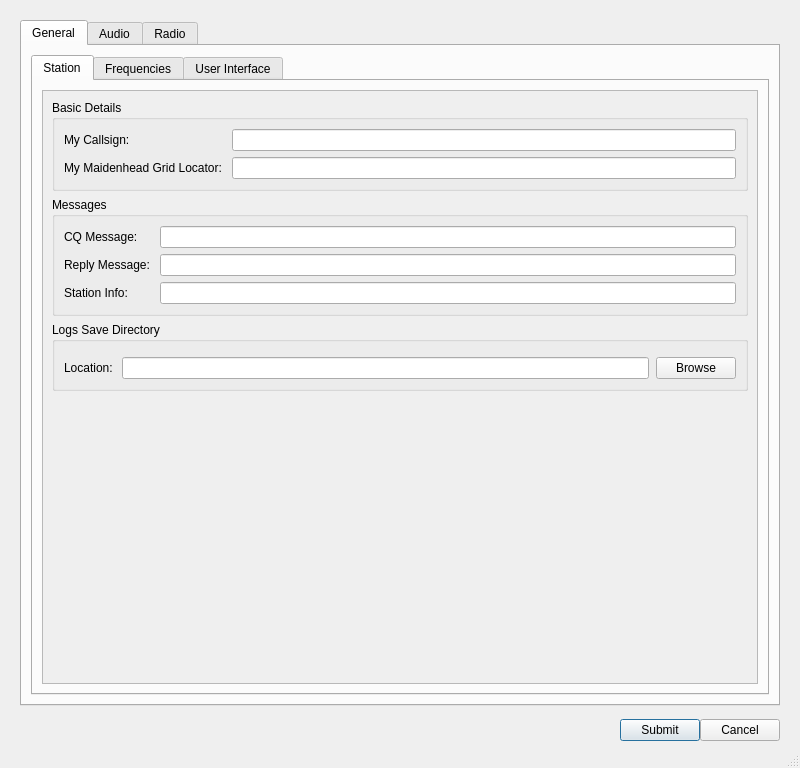
This is src/ui/dialogsettings.ui in GekkoFyre/small-world-deluxe as Qt 5 draws it before an edit. The edited form follows.
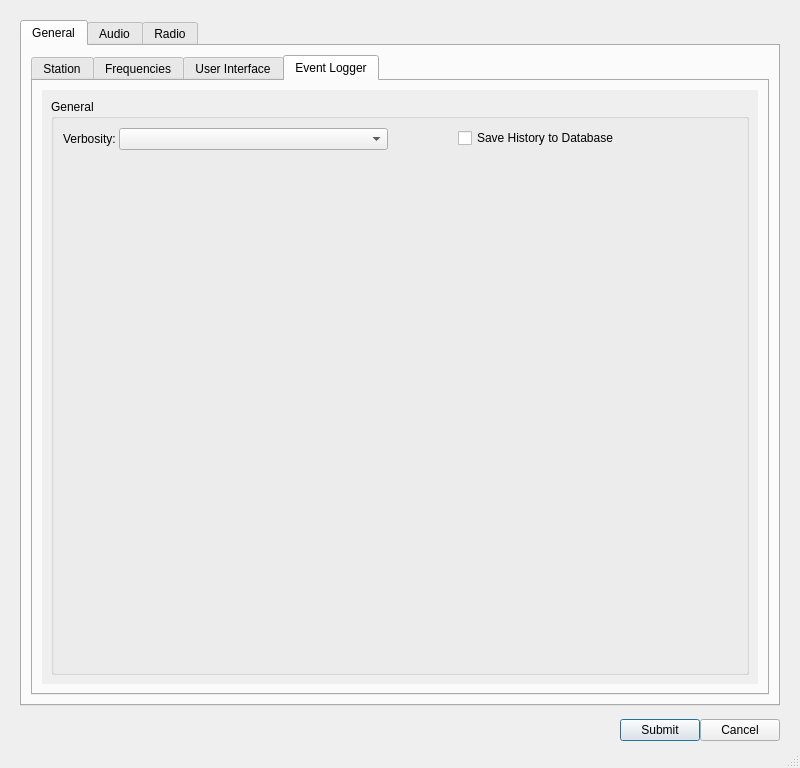
This is the edited form. The open tabs and pages were chosen to show the change.

Commit message: * Made some changes to both the Settings and Audio Playback/Recording dialogs.

What changed in the file:
```diff
--- a/src/ui/dialogsettings.ui
+++ b/src/ui/dialogsettings.ui
@@ -133,9 +133,6 @@
                      </sizepolicy>
                     </property>
                     <layout class="QVBoxLayout" name="verticalLayout_19">
-                     <item>
-                      <layout class="QFormLayout" name="formLayout_17"/>
-                     </item>
                      <item>
                       <widget class="QGroupBox" name="groupBox_general_rig_basic_details">
                        <property name="title">
@@ -218,14 +215,14 @@
                         <string>Logs Save Directory</string>
                        </property>
                        <layout class="QFormLayout" name="formLayout_5">
-                        <item row="1" column="0">
+                        <item row="0" column="0">
                          <widget class="QLabel" name="label_audio_logs_save_dir">
                           <property name="text">
                            <string>Location: </string>
                           </property>
                          </widget>
                         </item>
-                        <item row="1" column="1">
+                        <item row="0" column="1">
                          <widget class="QFrame" name="frame_audio_location_power">
                           <property name="sizePolicy">
                            <sizepolicy hsizetype="MinimumExpanding" vsizetype="Preferred">
@@ -281,9 +278,6 @@
                           </layout>
                          </widget>
                         </item>
-                        <item row="0" column="1">
-                         <layout class="QFormLayout" name="formLayout_21"/>
-                        </item>
                        </layout>
                       </widget>
                      </item>
@@ -1805,6 +1799,144 @@
                  </item>
                 </layout>
                </widget>
+               <widget class="QWidget" name="tab_general_event_logger">
+                <attribute name="title">
+                 <string>Event Logger</string>
+                </attribute>
+                <layout class="QVBoxLayout" name="verticalLayout_48">
+                 <item>
+                  <widget class="QScrollArea" name="scrollArea_4">
+                   <property name="frameShape">
+                    <enum>QFrame::NoFrame</enum>
+                   </property>
+                   <property name="frameShadow">
+                    <enum>QFrame::Plain</enum>
+                   </property>
+                   <property name="horizontalScrollBarPolicy">
+                    <enum>Qt::ScrollBarAlwaysOff</enum>
+                   </property>
+                   <property name="widgetResizable">
+                    <bool>true</bool>
+                   </property>
+                   <widget class="QWidget" name="scrollAreaWidgetContents_3">
+                    <property name="geometry">
+                     <rect>
+                      <x>0</x>
+                      <y>0</y>
+                      <width>744</width>
+                      <height>623</height>
+                     </rect>
+                    </property>
+                    <layout class="QVBoxLayout" name="verticalLayout_49">
+                     <item>
+                      <widget class="QGroupBox" name="groupBox_event_logger_general">
+                       <property name="title">
+                        <string>General</string>
+                       </property>
+                       <layout class="QHBoxLayout" name="horizontalLayout_20">
+                        <item>
+                         <widget class="QFrame" name="frame_event_logger_general_left">
+                          <property name="sizePolicy">
+                           <sizepolicy hsizetype="Preferred" vsizetype="Preferred">
+                            <horstretch>50</horstretch>
+                            <verstretch>0</verstretch>
+                           </sizepolicy>
+                          </property>
+                          <property name="frameShape">
+                           <enum>QFrame::NoFrame</enum>
+                          </property>
+                          <property name="frameShadow">
+                           <enum>QFrame::Plain</enum>
+                          </property>
+                          <layout class="QFormLayout" name="formLayout_17">
+                           <property name="horizontalSpacing">
+                            <number>0</number>
+                           </property>
+                           <property name="leftMargin">
+                            <number>0</number>
+                           </property>
+                           <property name="topMargin">
+                            <number>0</number>
+                           </property>
+                           <property name="bottomMargin">
+                            <number>0</number>
+                           </property>
+                           <item row="0" column="0">
+                            <widget class="QLabel" name="label_event_logger_general_verbosity">
+                             <property name="text">
+                              <string>Verbosity: </string>
+                             </property>
+                            </widget>
+                           </item>
+                           <item row="0" column="1">
+                            <widget class="QComboBox" name="comboBox_event_logger_general_verbosity">
+                             <property name="sizePolicy">
+                              <sizepolicy hsizetype="MinimumExpanding" vsizetype="Fixed">
+                               <horstretch>0</horstretch>
+                               <verstretch>0</verstretch>
+                              </sizepolicy>
+                             </property>
+                            </widget>
+                           </item>
+                          </layout>
+                         </widget>
+                        </item>
+                        <item>
+                         <widget class="QFrame" name="frame_event_logger_general_right">
+                          <property name="sizePolicy">
+                           <sizepolicy hsizetype="Preferred" vsizetype="Preferred">
+                            <horstretch>50</horstretch>
+                            <verstretch>0</verstretch>
+                           </sizepolicy>
+                          </property>
+                          <property name="frameShape">
+                           <enum>QFrame::NoFrame</enum>
+                          </property>
+                          <property name="frameShadow">
+                           <enum>QFrame::Plain</enum>
+                          </property>
+                          <layout class="QFormLayout" name="formLayout_21">
+                           <property name="topMargin">
+                            <number>0</number>
+                           </property>
+                           <property name="rightMargin">
+                            <number>0</number>
+                           </property>
+                           <property name="bottomMargin">
+                            <number>0</number>
+                           </property>
+                           <item row="0" column="0">
+                            <spacer name="horizontalSpacer_23">
+                             <property name="orientation">
+                              <enum>Qt::Horizontal</enum>
+                             </property>
+                             <property name="sizeHint" stdset="0">
+                              <size>
+                               <width>40</width>
+                               <height>20</height>
+                              </size>
+                             </property>
+                            </spacer>
+                           </item>
+                           <item row="0" column="1">
+                            <widget class="QCheckBox" name="checkBox_event_logger_general_save_history">
+                             <property name="text">
+                              <string>Save History to Database</string>
+                             </property>
+                            </widget>
+                           </item>
+                          </layout>
+                         </widget>
+                        </item>
+                       </layout>
+                      </widget>
+                     </item>
+                    </layout>
+                   </widget>
+                  </widget>
+                 </item>
+                </layout>
+               </widget>
               </widget>
              </item>
             </layout>
```
Left out of the diff: 11 changed lines with no effect on the pictures. The commit also changes 4 other files.
